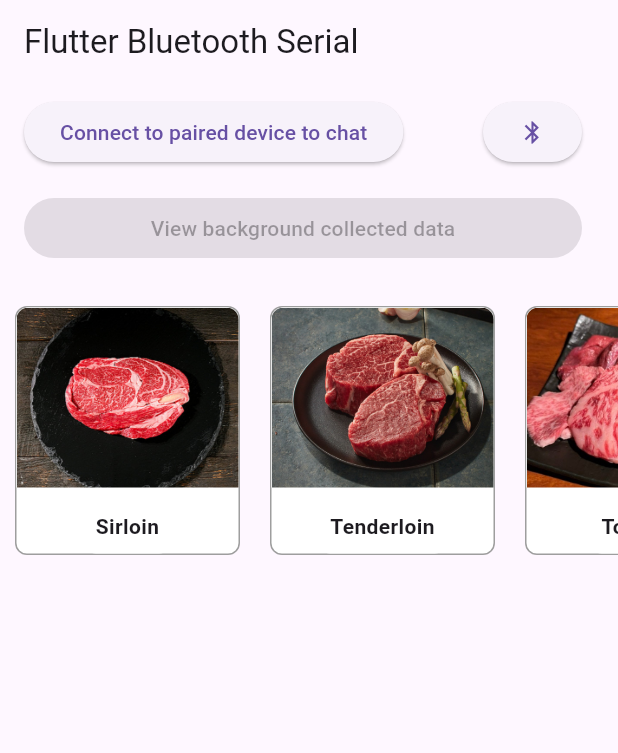
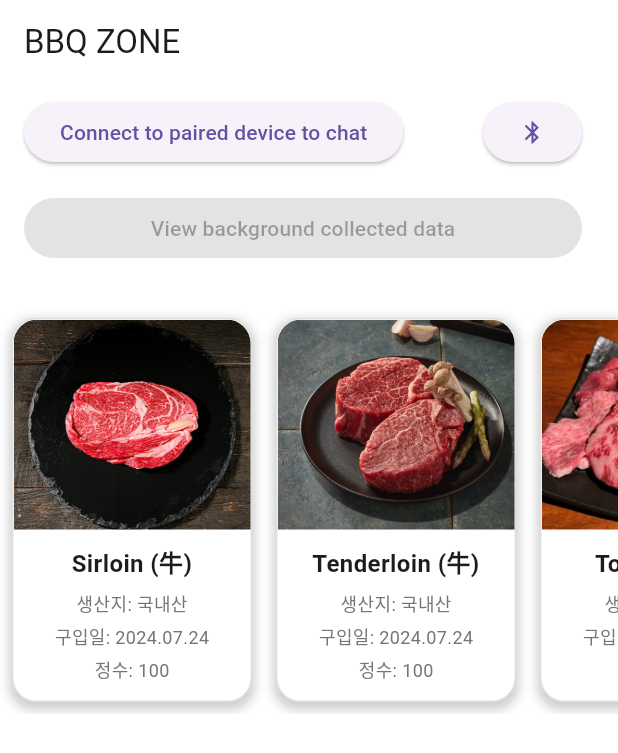
Before and after one commit to 20204-EmbeddedContest/MeatQualifier_FE, a Flutter app: the screen it shows after launch, on a phone screen of 412 x 824 dp. Shown: the top 753 px of the screen. Run offline on Flutter 3.47's test engine with Material 3 defaults, Android fonts, the light colour scheme and no system bars; our stand-ins replace flutter_bluetooth_serial, permission_handler.

Commit message:
1. 배경 흰색으로 수정 2. App Bar 변경 3. 사진 이미지 수정 및 글자 추가

```diff
--- a/lib/MainPage.dart
+++ b/lib/MainPage.dart
@@ -45,8 +45,10 @@ class _MainPage extends State<MainPage> {
   @override
   Widget build(BuildContext context) {
     return Scaffold(
+      backgroundColor: Colors.white,
       appBar: AppBar(
-        title: const Text('Flutter Bluetooth Serial'),
+        title: const Text('BBQ ZONE'),
+        backgroundColor: Colors.white,
       ),
       body: SingleChildScrollView(
         child: Column(
@@ -127,10 +129,34 @@ class _MainPage extends State<MainPage> {
               scrollDirection: Axis.horizontal,
               child: Row(
                 children: <Widget>[
-                  _buildImageWithLabel('assets/images/sirloin.jpeg', 'Sirloin'),
-                  _buildImageWithLabel('assets/images/tenderloin.jpeg', 'Tenderloin'),
-                  _buildImageWithLabel('assets/images/tongue.jpeg', 'Tongue'),
-                  _buildImageWithLabel('assets/images/striploin.jpeg', 'Striploin'),
+                  _buildStyledCard(
+                    'assets/images/sirloin.jpeg',
+                    'Sirloin (牛)',
+                    '국내산',
+                    '2024.07.24',
+                    '100',
+                  ),
+                  _buildStyledCard(
+                    'assets/images/tenderloin.jpeg',
+                    'Tenderloin (牛)',
+                    '국내산',
+                    '2024.07.24',
+                    '100',
+                  ),
+                  _buildStyledCard(
+                    'assets/images/tongue.jpeg',
+                    'Tongue (牛)',
+                    '국내산',
+                    '2024.07.24',
+                    '100',
+                  ),
+                  _buildStyledCard(
+                    'assets/images/striploin.jpeg',
+                    'Striploin (牛)',
+                    '국내산',
+                    '2024.07.24',
+                    '100',
+                  ),
                 ],
               ),
             ),
@@ -182,53 +208,85 @@ class _MainPage extends State<MainPage> {
     }
   }
 
-  Widget _buildImageWithLabel(String imagePath, String label) {
-    return Container(
-      width: 150,
-      margin: EdgeInsets.symmetric(horizontal: 10),
+  Widget _buildStyledCard(
+      String imagePath, String title, String origin, String purchaseDate, String quantity) {
+    return Padding(
+      padding: const EdgeInsets.all(8.0),
+      child: Container(
+        width: 160, // 원하는 크기로 조정 가능
         decoration: BoxDecoration(
-        color: Colors.white, // 흰색 배경
-        borderRadius: BorderRadius.circular(8), // 둥근 모서리
+          color: Colors.white,
+          borderRadius: BorderRadius.circular(16), // 전체 모서리를 둥글게
           border: Border.all(
-          color: Colors.grey, // 테두리 색상
+            color: Colors.grey.shade300, // 테두리 색상
             width: 1, // 테두리 두께
           ),
+          boxShadow: [
+            BoxShadow(
+              color: Colors.grey.withOpacity(0.5),
+              spreadRadius: 2,
+              blurRadius: 5,
+              offset: Offset(0, 3), // 그림자 위치
+            ),
+          ],
         ),
         child: Column(
+          crossAxisAlignment: CrossAxisAlignment.center,
           children: [
-          Container(
-            width: double.infinity,
-            height: 120,
-            decoration: BoxDecoration(
-              color: Colors.white,
-              borderRadius: BorderRadius.vertical(top: Radius.circular(8)),
-            ),
-            child: ClipRRect(
-              borderRadius: BorderRadius.vertical(top: Radius.circular(8)),
+            ClipRRect(
+              borderRadius: BorderRadius.vertical(top: Radius.circular(16)), // 상단 모서리 둥글게
               child: Image.asset(
                 imagePath,
+                width: double.infinity,
+                height: 140,  // 이미지 높이
                 fit: BoxFit.cover,
               ),
             ),
-          ),
-          SizedBox(height: 8), // 이미지와 텍스트 사이의 간격
-          Container(
-            padding: EdgeInsets.all(8),
-            decoration: BoxDecoration(
-              color: Colors.white, // 흰색 배경
-              borderRadius: BorderRadius.vertical(bottom: Radius.circular(8)),
-            ),
-            child: Text(
-              label,
-              textAlign: TextAlign.center,
+            SizedBox(height: 10),
+            Padding(
+              padding: const EdgeInsets.symmetric(horizontal: 8),
+              child: Column(
+                crossAxisAlignment: CrossAxisAlignment.center,
+                children: [
+                  Text(
+                    title,
                     style: TextStyle(
-                fontSize: 14,
+                      fontSize: 16,
                       fontWeight: FontWeight.bold,
                     ),
+                    textAlign: TextAlign.center,
+                  ),
+                  SizedBox(height: 6),
+                  Text(
+                    '생산지: $origin',
+                    style: TextStyle(
+                      fontSize: 12,
+                      color: Colors.grey.shade600,
+                    ),
+                  ),
+                  SizedBox(height: 4),
+                  Text(
+                    '구입일: $purchaseDate',
+                    style: TextStyle(
+                      fontSize: 12,
+                      color: Colors.grey.shade600,
+                    ),
+                  ),
+                  SizedBox(height: 4),
+                  Text(
+                    '정수: $quantity',
+                    style: TextStyle(
+                      fontSize: 12,
+                      color: Colors.grey.shade600,
                     ),
                   ),
                 ],
               ),
+            ),
+            SizedBox(height: 12), // 마지막 텍스트와 아래 간격
+          ],
+        ),
+      ),
     );
   }
 }
```
Lines whose indentation alone changed are shown as unchanged.
